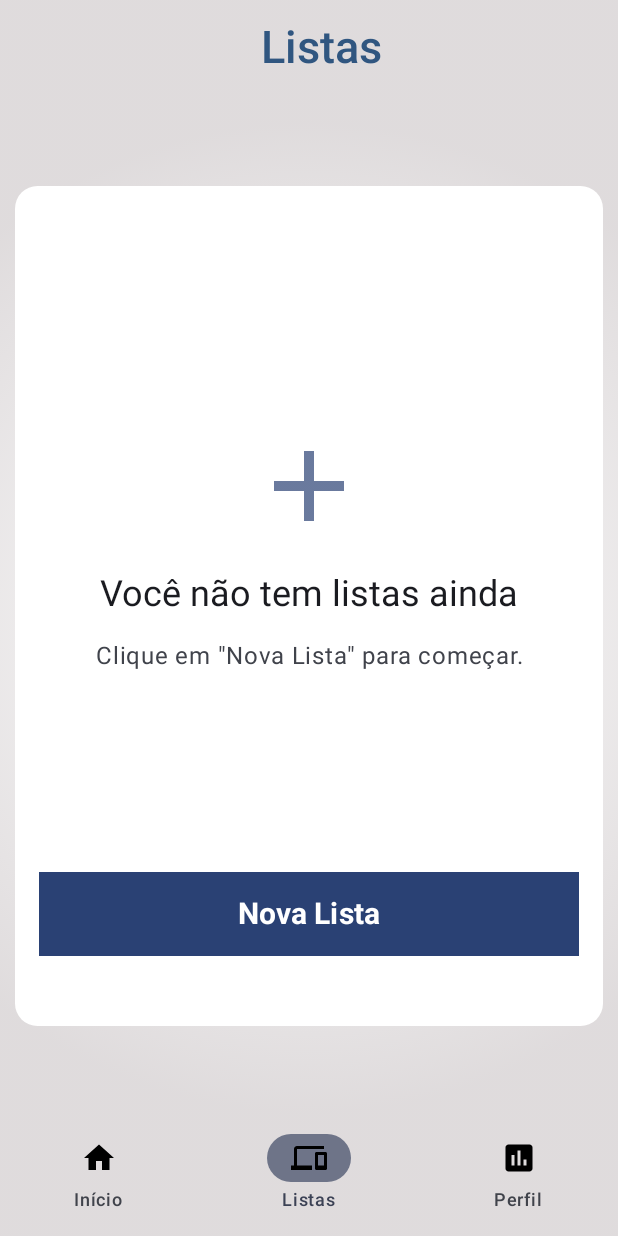
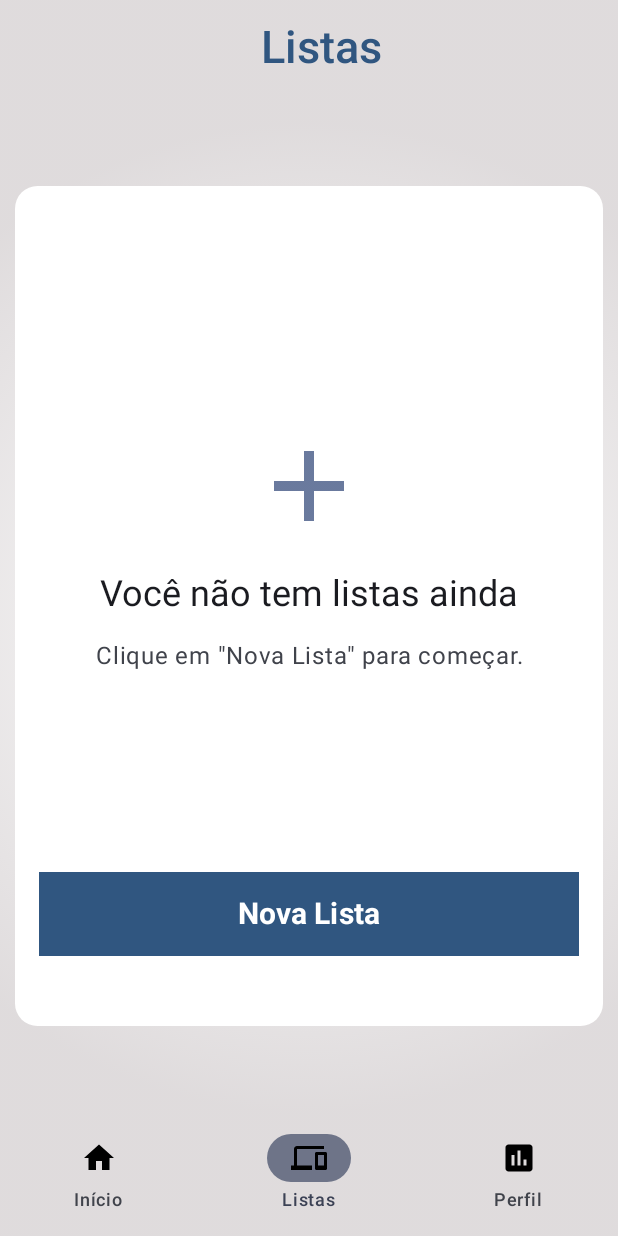
Before and after one commit to bitlabbr/feiratool, an Android app built with Jetpack Compose: the ListsScreen screen opened through its navigation route, on a phone screen of 412 x 824 dp. Run offline under Robolectric (Android 15) with nearby library versions, the phone set to English and light mode, and no system bars; 1 statement that could not run was skipped.

Commit message:
Improve Button colors

```diff
--- a/app/src/main/java/com/recife/bill/feiratool/view/ui/components/AddEntryForm.kt
+++ b/app/src/main/java/com/recife/bill/feiratool/view/ui/components/AddEntryForm.kt
@@ -89,6 +89,7 @@ fun AddEntryForm(
         Spacer(modifier = Modifier.height(30.dp))
 
         RectButton(
+            colors = defaultButtonColors(),
             text = "Adicionar à Lista",
             enabled = newItemName.isNotBlank() && quantity.isNotBlank() && price.isNotBlank(),
             onClick = {
--- a/app/src/main/java/com/recife/bill/feiratool/view/ui/components/Graphics.kt
+++ b/app/src/main/java/com/recife/bill/feiratool/view/ui/components/Graphics.kt
@@ -2,6 +2,8 @@ package com.recife.bill.feiratool.view.ui.components
 
 
 import androidx.compose.foundation.layout.padding
+import androidx.compose.material3.ButtonColors
+import androidx.compose.material3.ButtonDefaults
 import androidx.compose.material3.Divider
 import androidx.compose.material3.MaterialTheme
 import androidx.compose.material3.TextFieldColors
@@ -33,3 +35,13 @@ fun defaultInputTextColors(): TextFieldColors {
         unfocusedContainerColor = Color.White
     )
 }
+
+@Composable
+fun defaultButtonColors(): ButtonColors {
+    return ButtonDefaults.buttonColors(
+        containerColor = tb_primary_light,
+        contentColor = Color.White,
+        disabledContainerColor = Color.Gray.copy(alpha = 0.5f),
+        disabledContentColor = Color.White.copy(alpha = 0.7f)
+    )
+}
--- a/app/src/main/java/com/recife/bill/feiratool/view/ui/screens/ListDetailScreen.kt
+++ b/app/src/main/java/com/recife/bill/feiratool/view/ui/screens/ListDetailScreen.kt
@@ -32,6 +32,7 @@ import com.recife.bill.feiratool.view.ui.components.CardDefault
 import com.recife.bill.feiratool.view.ui.components.CustomDivider
 import com.recife.bill.feiratool.view.ui.components.ShopEntryCard
 import com.recife.bill.feiratool.view.ui.components.ShoppingListSummary
+import com.recife.bill.feiratool.view.ui.components.defaultButtonColors
 import com.recife.bill.feiratool.viewmodel.AirPowerViewModel
 
 @Composable
@@ -106,6 +107,7 @@ fun ListDetailScreen(
                                     verticalAlignment = Alignment.CenterVertically
                                 ) {
                                     RectButton(
+                                        colors = defaultButtonColors(),
                                         text = "Adicionar Item",
                                         onClick = {
                                             navController.navigate(
--- a/app/src/main/java/com/recife/bill/feiratool/view/ui/screens/ListsScreen.kt
+++ b/app/src/main/java/com/recife/bill/feiratool/view/ui/screens/ListsScreen.kt
@@ -28,6 +28,7 @@ import com.ifpe.edu.br.common.components.RectButton
 import com.recife.bill.feiratool.view.ui.components.CardDefault
 import com.recife.bill.feiratool.view.ui.components.CustomDivider
 import com.recife.bill.feiratool.view.ui.components.ShoppListCard
+import com.recife.bill.feiratool.view.ui.components.defaultButtonColors
 import com.recife.bill.feiratool.viewmodel.AirPowerViewModel
 
 @Composable
@@ -68,6 +69,7 @@ fun ListsScreen(
                     Spacer(modifier = Modifier.padding(vertical = 15.dp))
 
                     RectButton(
+                        colors = defaultButtonColors(),
                         text = "Nova Lista",
                         onClick = { navController.navigate(Screen.NewList.route) }
                     )
--- a/app/src/main/java/com/recife/bill/feiratool/view/ui/screens/NewListScreen.kt
+++ b/app/src/main/java/com/recife/bill/feiratool/view/ui/screens/NewListScreen.kt
@@ -30,6 +30,7 @@ import com.recife.bill.feiratool.model.repository.persistence.model.ShoppList
 import com.recife.bill.feiratool.model.utils.AirPowerUtil
 import com.recife.bill.feiratool.view.ui.components.CardDefault
 import com.recife.bill.feiratool.view.ui.components.CustomDivider
+import com.recife.bill.feiratool.view.ui.components.defaultButtonColors
 import com.recife.bill.feiratool.view.ui.components.defaultInputTextColors
 import com.recife.bill.feiratool.view.ui.theme.tb_primary_light
 import com.recife.bill.feiratool.view.ui.theme.tb_primary_secondary
@@ -110,6 +111,7 @@ fun NewListScreen(
 
                 // --- BOTÃO CRIAR LISTA ---
                 RectButton(
+                    colors = defaultButtonColors(),
                     text = "Criar Lista",
                     modifier = Modifier.fillMaxWidth(),
                     enabled = listName.isNotBlank(),
```
